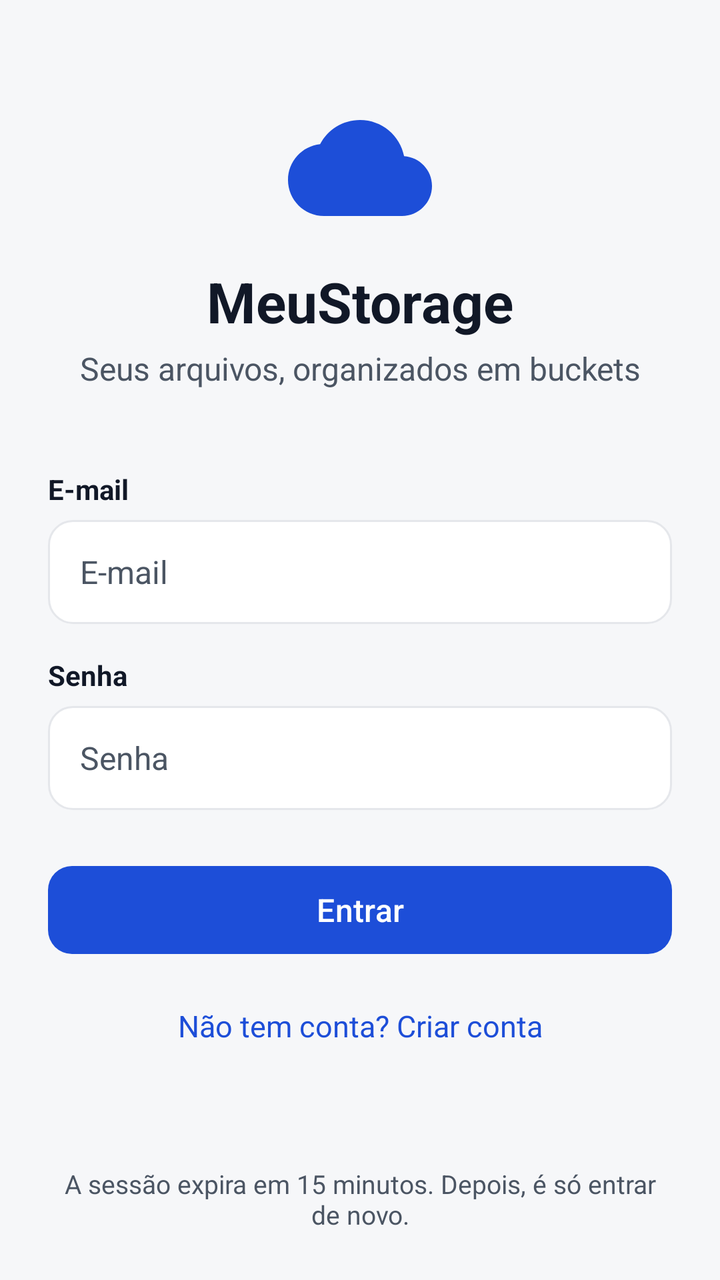
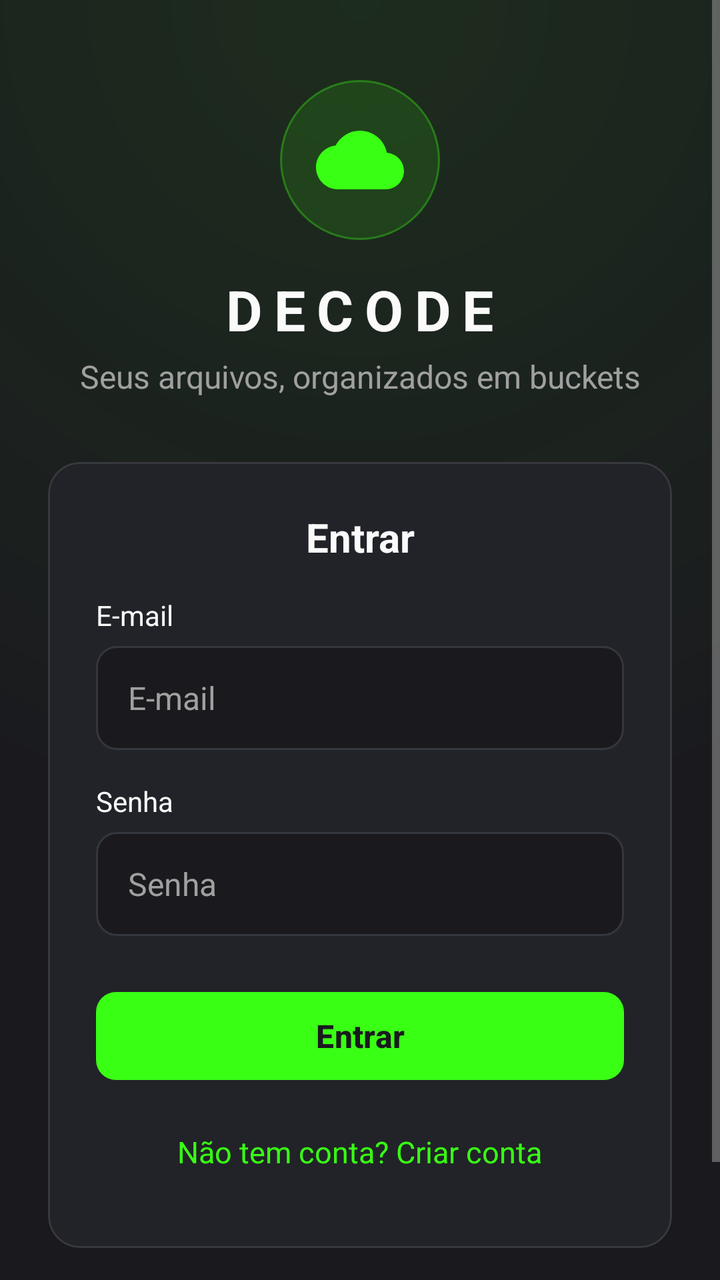

An Android layout rendered at two revisions. The XML below is the earlier revision; the diff shows what the commit changed to produce the second picture.
<!-- AndroidManifest.xml: application theme Theme.MeuStorage -->
<!-- res/layout/activity_login.xml -->
<?xml version="1.0" encoding="utf-8"?>
<androidx.constraintlayout.widget.ConstraintLayout
    xmlns:android="http://schemas.android.com/apk/res/android"
    xmlns:app="http://schemas.android.com/apk/res-auto"
    xmlns:tools="http://schemas.android.com/tools"
    android:id="@+id/main"
    android:layout_width="match_parent"
    android:layout_height="match_parent"
    android:background="@color/fundo"
    tools:context=".LoginActivity">

    <ScrollView
        android:layout_width="0dp"
        android:layout_height="0dp"
        android:fillViewport="true"
        app:layout_constraintBottom_toBottomOf="parent"
        app:layout_constraintEnd_toEndOf="parent"
        app:layout_constraintStart_toStartOf="parent"
        app:layout_constraintTop_toTopOf="parent">

        <androidx.constraintlayout.widget.ConstraintLayout
            android:layout_width="match_parent"
            android:layout_height="wrap_content"
            android:paddingStart="@dimen/margem_tela"
            android:paddingTop="48dp"
            android:paddingEnd="@dimen/margem_tela"
            android:paddingBottom="@dimen/margem_tela">

            <ImageView
                android:id="@+id/imgLogo"
                android:layout_width="72dp"
                android:layout_height="72dp"
                android:contentDescription="@string/cd_logo"
                android:src="@drawable/ic_logo"
                app:layout_constraintEnd_toEndOf="parent"
                app:layout_constraintStart_toStartOf="parent"
                app:layout_constraintTop_toTopOf="parent" />

            <TextView
                android:id="@+id/txtNomeApp"
                android:layout_width="wrap_content"
                android:layout_height="wrap_content"
                android:layout_marginTop="12dp"
                android:text="@string/app_name"
                android:textColor="@color/texto"
                android:textSize="28sp"
                android:textStyle="bold"
                app:layout_constraintEnd_toEndOf="parent"
                app:layout_constraintStart_toStartOf="parent"
                app:layout_constraintTop_toBottomOf="@id/imgLogo" />

            <TextView
                android:id="@+id/txtSubtitulo"
                android:layout_width="wrap_content"
                android:layout_height="wrap_content"
                android:layout_marginTop="4dp"
                android:gravity="center"
                android:text="@string/login_subtitulo"
                android:textColor="@color/texto_secundario"
                android:textSize="16sp"
                app:layout_constraintEnd_toEndOf="parent"
                app:layout_constraintStart_toStartOf="parent"
                app:layout_constraintTop_toBottomOf="@id/txtNomeApp" />

            <TextView
                android:id="@+id/lblEmail"
                style="@style/Rotulo"
                android:layout_width="wrap_content"
                android:layout_height="wrap_content"
                android:layout_marginTop="40dp"
                android:labelFor="@id/edtEmail"
                android:text="@string/campo_email"
                app:layout_constraintStart_toStartOf="@id/edtEmail"
                app:layout_constraintTop_toBottomOf="@id/txtSubtitulo" />

            <EditText
                android:id="@+id/edtEmail"
                style="@style/Campo"
                android:layout_width="0dp"
                android:layout_marginTop="6dp"
                android:autofillHints="emailAddress"
                android:hint="@string/campo_email"
                android:inputType="textEmailAddress"
                app:layout_constraintEnd_toEndOf="parent"
                app:layout_constraintStart_toStartOf="parent"
                app:layout_constraintTop_toBottomOf="@id/lblEmail"
                app:layout_constraintWidth_max="@dimen/largura_max_form" />

            <TextView
                android:id="@+id/lblSenha"
                style="@style/Rotulo"
                android:layout_width="wrap_content"
                android:layout_height="wrap_content"
                android:layout_marginTop="16dp"
                android:labelFor="@id/edtSenha"
                android:text="@string/campo_senha"
                app:layout_constraintStart_toStartOf="@id/edtSenha"
                app:layout_constraintTop_toBottomOf="@id/edtEmail" />

            <EditText
                android:id="@+id/edtSenha"
                style="@style/Campo"
                android:layout_width="0dp"
                android:layout_marginTop="6dp"
                android:autofillHints="password"
                android:hint="@string/campo_senha"
                android:imeOptions="actionDone"
                android:inputType="textPassword"
                app:layout_constraintEnd_toEndOf="parent"
                app:layout_constraintStart_toStartOf="parent"
                app:layout_constraintTop_toBottomOf="@id/lblSenha"
                app:layout_constraintWidth_max="@dimen/largura_max_form" />

            <com.google.android.material.button.MaterialButton
                android:id="@+id/btnEntrar"
                android:layout_width="0dp"
                android:layout_height="@dimen/altura_campo"
                android:layout_marginTop="24dp"
                android:text="@string/botao_entrar"
                android:textSize="16sp"
                app:cornerRadius="@dimen/raio_cartao"
                app:layout_constraintEnd_toEndOf="parent"
                app:layout_constraintStart_toStartOf="parent"
                app:layout_constraintTop_toBottomOf="@id/edtSenha"
                app:layout_constraintWidth_max="@dimen/largura_max_form" />

            <ProgressBar
                android:id="@+id/progressLogin"
                android:layout_width="32dp"
                android:layout_height="32dp"
                android:layout_marginTop="12dp"
                android:visibility="gone"
                app:layout_constraintEnd_toEndOf="parent"
                app:layout_constraintStart_toStartOf="parent"
                app:layout_constraintTop_toBottomOf="@id/btnEntrar" />

            <TextView
                android:id="@+id/txtCriarConta"
                style="@style/Link"
                android:layout_width="wrap_content"
                android:layout_height="wrap_content"
                android:layout_marginTop="8dp"
                android:text="@string/link_criar_conta"
                app:layout_constraintEnd_toEndOf="parent"
                app:layout_constraintStart_toStartOf="parent"
                app:layout_constraintTop_toBottomOf="@id/progressLogin" />

            <TextView
                android:id="@+id/txtRodape"
                android:layout_width="0dp"
                android:layout_height="wrap_content"
                android:layout_marginTop="32dp"
                android:gravity="center"
                android:text="@string/login_rodape"
                android:textColor="@color/texto_secundario"
                android:textSize="13sp"
                app:layout_constraintBottom_toBottomOf="parent"
                app:layout_constraintEnd_toEndOf="parent"
                app:layout_constraintStart_toStartOf="parent"
                app:layout_constraintTop_toBottomOf="@id/txtCriarConta"
                app:layout_constraintVertical_bias="1.0"
                app:layout_constraintWidth_max="@dimen/largura_max_form" />

        </androidx.constraintlayout.widget.ConstraintLayout>
    </ScrollView>

</androidx.constraintlayout.widget.ConstraintLayout>
<!-- resources referenced by this layout -->
<resources>
  <color name="fundo">#F6F7F9</color>
  <color name="texto">#111827</color>
  <color name="texto_secundario">#4B5563</color>
  <dimen name="raio_cartao">12dp</dimen>
  <!-- drawable ic_logo (drawable) -->
  <vector xmlns:android="http://schemas.android.com/apk/res/android"
      android:width="24dp"
      android:height="24dp"
      android:viewportWidth="24"
      android:viewportHeight="24">
      <path
          android:fillColor="@color/azul_primario"
          android:pathData="M19.35,10.04C18.67,6.59 15.64,4 12,4 9.11,4 6.6,5.64 5.35,8.04 2.34,8.36 0,10.91 0,14c0,3.31 2.69,6 6,6h13c2.76,0 5,-2.24 5,-5 0,-2.64 -2.05,-4.78 -4.65,-4.96z" />
  </vector>
  <string name="app_name">MeuStorage</string>
  <string name="cd_logo">Logo do MeuStorage</string>
  <style name="Link">
          <item name="android:minHeight">@dimen/toque_minimo</item>
          <item name="android:gravity">center</item>
          <item name="android:paddingStart">8dp</item>
          <item name="android:paddingEnd">8dp</item>
          <item name="android:textColor">@color/azul_primario</item>
          <item name="android:textSize">15sp</item>
          <item name="android:background">?attr/selectableItemBackground</item>
      </style>
  <style name="Rotulo">
          <item name="android:textColor">@color/texto</item>
          <item name="android:textSize">14sp</item>
          <item name="android:textStyle">bold</item>
      </style>
  <color name="azul_primario">#1D4ED8</color>
  <!-- drawable bg_campo (drawable) -->
  <?xml version="1.0" encoding="utf-8"?>
  <selector xmlns:android="http://schemas.android.com/apk/res/android">
      <item android:state_focused="true">
          <shape android:shape="rectangle">
              <solid android:color="@color/branco" />
              <corners android:radius="@dimen/raio_cartao" />
              <stroke android:width="2dp" android:color="@color/azul_primario" />
          </shape>
      </item>
      <item>
          <shape android:shape="rectangle">
              <solid android:color="@color/branco" />
              <corners android:radius="@dimen/raio_cartao" />
              <stroke android:width="1dp" android:color="@color/borda" />
          </shape>
      </item>
  </selector>
  <style name="Base.Theme.MeuStorage" parent="Theme.Material3.Light.NoActionBar">
          <item name="colorPrimary">@color/azul_primario</item>
          <item name="colorOnPrimary">@color/branco</item>
          <item name="colorPrimaryContainer">@color/azul_claro</item>
          <item name="colorOnPrimaryContainer">@color/azul_primario</item>
          <item name="colorSecondary">@color/azul_primario</item>
          <item name="colorError">@color/vermelho</item>
          <item name="colorSurface">@color/branco</item>
          <item name="colorOnSurface">@color/texto</item>
          <item name="colorOnBackground">@color/texto</item>
          <item name="colorOutline">@color/borda</item>
          <item name="colorControlNormal">@color/texto_secundario</item>
          <item name="android:colorBackground">@color/fundo</item>
          <item name="android:windowBackground">@color/fundo</item>
          <item name="android:windowLightStatusBar">true</item>
          <item name="android:windowLightNavigationBar" tools:targetApi="27">true</item>
      </style>
  <color name="branco">#FFFFFF</color>
  <color name="borda">#E5E7EB</color>
  <color name="azul_claro">#DBEAFE</color>
  <color name="vermelho">#B91C1C</color>
  <!-- unchanged entries left out for length: 12 -->
</resources>

<!-- the commit's change to res/layout/activity_login.xml (unified diff, before → after) -->
@@ -6,7 +6,7 @@
     android:id="@+id/main"
     android:layout_width="match_parent"
     android:layout_height="match_parent"
-    android:background="@color/fundo"
+    android:background="@drawable/bg_fundo_tela"
     tools:context=".LoginActivity">
 
     <ScrollView
@@ -22,36 +22,46 @@
             android:layout_width="match_parent"
             android:layout_height="wrap_content"
             android:paddingStart="@dimen/margem_tela"
-            android:paddingTop="48dp"
+            android:paddingTop="40dp"
             android:paddingEnd="@dimen/margem_tela"
             android:paddingBottom="@dimen/margem_tela">
 
-            <ImageView
-                android:id="@+id/imgLogo"
-                android:layout_width="72dp"
-                android:layout_height="72dp"
-                android:contentDescription="@string/cd_logo"
-                android:src="@drawable/ic_logo"
+            
+            <FrameLayout
+                android:id="@+id/molduraLogo"
+                android:layout_width="80dp"
+                android:layout_height="80dp"
+                android:background="@drawable/bg_circulo_verde"
                 app:layout_constraintEnd_toEndOf="parent"
                 app:layout_constraintStart_toStartOf="parent"
-                app:layout_constraintTop_toTopOf="parent" />
+                app:layout_constraintTop_toTopOf="parent">
+
+                <ImageView
+                    android:id="@+id/imgLogo"
+                    android:layout_width="44dp"
+                    android:layout_height="44dp"
+                    android:layout_gravity="center"
+                    android:contentDescription="@string/cd_logo"
+                    android:src="@drawable/ic_logo" />
+            </FrameLayout>
 
             <TextView
                 android:id="@+id/txtNomeApp"
                 android:layout_width="wrap_content"
                 android:layout_height="wrap_content"
-                android:layout_marginTop="12dp"
+                android:layout_marginTop="16dp"
+                android:letterSpacing="0.2"
                 android:text="@string/app_name"
                 android:textColor="@color/texto"
                 android:textSize="28sp"
                 android:textStyle="bold"
                 app:layout_constraintEnd_toEndOf="parent"
                 app:layout_constraintStart_toStartOf="parent"
-                app:layout_constraintTop_toBottomOf="@id/imgLogo" />
+                app:layout_constraintTop_toBottomOf="@id/molduraLogo" />
 
             <TextView
                 android:id="@+id/txtSubtitulo"
-                android:layout_width="wrap_content"
+                android:layout_width="0dp"
                 android:layout_height="wrap_content"
                 android:layout_marginTop="4dp"
                 android:gravity="center"
@@ -60,96 +70,105 @@
                 android:textSize="16sp"
                 app:layout_constraintEnd_toEndOf="parent"
                 app:layout_constraintStart_toStartOf="parent"
-                app:layout_constraintTop_toBottomOf="@id/txtNomeApp" />
+                app:layout_constraintTop_toBottomOf="@id/txtNomeApp"
+                app:layout_constraintWidth_max="@dimen/largura_max_form" />
 
-            <TextView
-                android:id="@+id/lblEmail"
-                style="@style/Rotulo"
-                android:layout_width="wrap_content"
+            
+            <com.google.android.material.card.MaterialCardView
+                android:id="@+id/cardFormulario"
+                style="@style/CartaoVidro"
+                android:layout_width="0dp"
                 android:layout_height="wrap_content"
-                android:layout_marginTop="40dp"
-                android:labelFor="@id/edtEmail"
-                android:text="@string/campo_email"
-                app:layout_constraintStart_toStartOf="@id/edtEmail"
-                app:layout_constraintTop_toBottomOf="@id/txtSubtitulo" />
-
-            <EditText
-                android:id="@+id/edtEmail"
-                style="@style/Campo"
-                android:layout_width="0dp"
-                android:layout_marginTop="6dp"
-                android:autofillHints="emailAddress"
-                android:hint="@string/campo_email"
-                android:inputType="textEmailAddress"
+                android:layout_marginTop="32dp"
                 app:layout_constraintEnd_toEndOf="parent"
                 app:layout_constraintStart_toStartOf="parent"
-                app:layout_constraintTop_toBottomOf="@id/lblEmail"
-                app:layout_constraintWidth_max="@dimen/largura_max_form" />
+                app:layout_constraintTop_toBottomOf="@id/txtSubtitulo"
+                app:layout_constraintWidth_max="@dimen/largura_max_form">
 
-            <TextView
-                android:id="@+id/lblSenha"
-                style="@style/Rotulo"
-                android:layout_width="wrap_content"
-                android:layout_height="wrap_content"
-                android:layout_marginTop="16dp"
-                android:labelFor="@id/edtSenha"
-                android:text="@string/campo_senha"
-                app:layout_constraintStart_toStartOf="@id/edtSenha"
-                app:layout_constraintTop_toBottomOf="@id/edtEmail" />
+                <LinearLayout
+                    android:layout_width="match_parent"
+                    android:layout_height="wrap_content"
+                    android:orientation="vertical"
+                    android:padding="@dimen/margem_tela">
 
-            <EditText
-                android:id="@+id/edtSenha"
-                style="@style/Campo"
-                android:layout_width="0dp"
-                android:layout_marginTop="6dp"
-                android:autofillHints="password"
-                android:hint="@string/campo_senha"
-                android:imeOptions="actionDone"
-                android:inputType="textPassword"
-                app:layout_constraintEnd_toEndOf="parent"
-                app:layout_constraintStart_toStartOf="parent"
-                app:layout_constraintTop_toBottomOf="@id/lblSenha"
-                app:layout_constraintWidth_max="@dimen/largura_max_form" />
+                    <TextView
+                        android:layout_width="match_parent"
+                        android:layout_height="wrap_content"
+                        android:layout_marginBottom="16dp"
+                        android:gravity="center"
+                        android:text="@string/login_titulo_cartao"
+                        android:textColor="@color/texto"
+                        android:textSize="20sp"
+                        android:textStyle="bold" />
 
-            <com.google.android.material.button.MaterialButton
-                android:id="@+id/btnEntrar"
-                android:layout_width="0dp"
-                android:layout_height="@dimen/altura_campo"
-                android:layout_marginTop="24dp"
-                android:text="@string/botao_entrar"
-                android:textSize="16sp"
-                app:cornerRadius="@dimen/raio_cartao"
-                app:layout_constraintEnd_toEndOf="parent"
-                app:layout_constraintStart_toStartOf="parent"
-                app:layout_constraintTop_toBottomOf="@id/edtSenha"
-                app:layout_constraintWidth_max="@dimen/largura_max_form" />
+                    <TextView
+                        android:id="@+id/lblEmail"
+                        style="@style/Rotulo"
+                        android:layout_width="wrap_content"
+                        android:layout_height="wrap_content"
+                        android:labelFor="@id/edtEmail"
+                        android:text="@string/campo_email" />
 
-            <ProgressBar
-                android:id="@+id/progressLogin"
-                android:layout_width="32dp"
-                android:layout_height="32dp"
-                android:layout_marginTop="12dp"
-                android:visibility="gone"
-                app:layout_constraintEnd_toEndOf="parent"
-                app:layout_constraintStart_toStartOf="parent"
-                app:layout_constraintTop_toBottomOf="@id/btnEntrar" />
+                    <EditText
+                        android:id="@+id/edtEmail"
+                        style="@style/Campo"
+                        android:layout_width="match_parent"
+                        android:layout_marginTop="6dp"
+                        android:autofillHints="emailAddress"
+                        android:hint="@string/campo_email"
+                        android:inputType="textEmailAddress" />
 
-            <TextView
-                android:id="@+id/txtCriarConta"
-                style="@style/Link"
-                android:layout_width="wrap_content"
-                android:layout_height="wrap_content"
-                android:layout_marginTop="8dp"
-                android:text="@string/link_criar_conta"
-                app:layout_constraintEnd_toEndOf="parent"
-                app:layout_constraintStart_toStartOf="parent"
-                app:layout_constraintTop_toBottomOf="@id/progressLogin" />
+                    <TextView
+                        android:id="@+id/lblSenha"
+                        style="@style/Rotulo"
+                        android:layout_width="wrap_content"
+                        android:layout_height="wrap_content"
+                        android:layout_marginTop="16dp"
+                        android:labelFor="@id/edtSenha"
+                        android:text="@string/campo_senha" />
+
+                    <EditText
+                        android:id="@+id/edtSenha"
+                        style="@style/Campo"
+                        android:layout_width="match_parent"
+                        android:layout_marginTop="6dp"
+                        android:autofillHints="password"
+                        android:hint="@string/campo_senha"
+                        android:imeOptions="actionDone"
+                        android:inputType="textPassword" />
+
+                    <com.google.android.material.button.MaterialButton
+                        android:id="@+id/btnEntrar"
+                        style="@style/BotaoPrimario"
+                        android:layout_width="match_parent"
+                        android:layout_marginTop="24dp"
+                        android:text="@string/botao_entrar" />
+
+                    <ProgressBar
+                        android:id="@+id/progressLogin"
+                        android:layout_width="32dp"
+                        android:layout_height="32dp"
+                        android:layout_gravity="center_horizontal"
+                        android:layout_marginTop="12dp"
+                        android:indeterminateTint="@color/acento"
+                        android:visibility="gone" />
+
+                    <TextView
+                        android:id="@+id/txtCriarConta"
+                        style="@style/Link"
+                        android:layout_width="wrap_content"
+                        android:layout_height="wrap_content"
+                        android:layout_gravity="center_horizontal"
+                        android:layout_marginTop="8dp"
+                        android:text="@string/link_criar_conta" />
+                </LinearLayout>
+            </com.google.android.material.card.MaterialCardView>
 
             <TextView
                 android:id="@+id/txtRodape"
                 android:layout_width="0dp"
                 android:layout_height="wrap_content"
-                android:layout_marginTop="32dp"
+                android:layout_marginTop="24dp"
                 android:gravity="center"
                 android:text="@string/login_rodape"
                 android:textColor="@color/texto_secundario"
@@ -157,7 +176,7 @@
                 app:layout_constraintBottom_toBottomOf="parent"
                 app:layout_constraintEnd_toEndOf="parent"
                 app:layout_constraintStart_toStartOf="parent"
-                app:layout_constraintTop_toBottomOf="@id/txtCriarConta"
+                app:layout_constraintTop_toBottomOf="@id/cardFormulario"
                 app:layout_constraintVertical_bias="1.0"
                 app:layout_constraintWidth_max="@dimen/largura_max_form" />
 
<!-- resource entries referenced after the edit -->
@@ -1,9 +1,36 @@
 <!-- resources referenced by this layout -->
 <resources>
-  <color name="fundo">#F6F7F9</color>
-  <color name="texto">#111827</color>
-  <color name="texto_secundario">#4B5563</color>
-  <dimen name="raio_cartao">12dp</dimen>
+  <color name="acento">#39FF14</color>
+  <color name="fundo">#1A1A1E</color>
+  <color name="texto_sobre_acento">#1A1A1E</color>
+  <dimen name="raio_botao">10dp</dimen>
+  <color name="texto">#FAFAFA</color>
+  <color name="texto_secundario">#A0A0A0</color>
+  <!-- drawable bg_circulo_verde (drawable) -->
+  <?xml version="1.0" encoding="utf-8"?>
+  <shape xmlns:android="http://schemas.android.com/apk/res/android"
+      android:shape="oval">
+      <solid android:color="@color/acento_fundo" />
+      <stroke android:width="1dp" android:color="#5939FF14" />
+  </shape>
+  <!-- drawable bg_fundo_tela (drawable) -->
+  <?xml version="1.0" encoding="utf-8"?>
+  <layer-list xmlns:android="http://schemas.android.com/apk/res/android">
+      <item android:drawable="@color/fundo" />
+      <item>
+          <shape android:shape="rectangle">
+              <gradient
+                  android:type="radial"
+                  android:centerX="0.5"
+                  android:centerY="0"
+                  android:gradientRadius="420dp"
+                  android:startColor="#1439FF14"
+                  android:endColor="#0039FF14" />
+          </shape>
+      </item>
+  </layer-list>
+  <dimen name="raio_cartao">16dp</dimen>
+  <color name="borda_suave">#1AFFFFFF</color>
   <!-- drawable ic_logo (drawable) -->
   <vector xmlns:android="http://schemas.android.com/apk/res/android"
       android:width="24dp"
@@ -11,65 +38,94 @@
       android:viewportWidth="24"
       android:viewportHeight="24">
       <path
-          android:fillColor="@color/azul_primario"
+          android:fillColor="@color/acento"
           android:pathData="M19.35,10.04C18.67,6.59 15.64,4 12,4 9.11,4 6.6,5.64 5.35,8.04 2.34,8.36 0,10.91 0,14c0,3.31 2.69,6 6,6h13c2.76,0 5,-2.24 5,-5 0,-2.64 -2.05,-4.78 -4.65,-4.96z" />
   </vector>
-  <string name="app_name">MeuStorage</string>
-  <string name="cd_logo">Logo do MeuStorage</string>
+  <string name="app_name">DECODE</string>
+  <string name="cd_logo">Logo do DECODE</string>
+  <string name="login_titulo_cartao">Entrar</string>
+  <style name="BotaoPrimario" parent="Widget.Material3.Button">
+          <item name="android:layout_height">@dimen/altura_campo</item>
+          <item name="android:textSize">16sp</item>
+          <item name="android:textStyle">bold</item>
+          <item name="backgroundTint">@color/acento</item>
+          <item name="android:textColor">@color/texto_sobre_acento</item>
+          <item name="iconTint">@color/texto_sobre_acento</item>
+          <item name="cornerRadius">@dimen/raio_botao</item>
+      </style>
+  <style name="CartaoVidro" parent="Widget.Material3.CardView.Filled">
+          <item name="cardBackgroundColor">@color/cartao</item>
+          <item name="cardCornerRadius">@dimen/raio_cartao</item>
+          <item name="cardElevation">0dp</item>
+          <item name="strokeColor">@color/borda_suave</item>
+          <item name="strokeWidth">1dp</item>
+      </style>
   <style name="Link">
           <item name="android:minHeight">@dimen/toque_minimo</item>
           <item name="android:gravity">center</item>
           <item name="android:paddingStart">8dp</item>
           <item name="android:paddingEnd">8dp</item>
-          <item name="android:textColor">@color/azul_primario</item>
+          <item name="android:textColor">@color/acento</item>
           <item name="android:textSize">15sp</item>
           <item name="android:background">?attr/selectableItemBackground</item>
       </style>
   <style name="Rotulo">
           <item name="android:textColor">@color/texto</item>
           <item name="android:textSize">14sp</item>
-          <item name="android:textStyle">bold</item>
       </style>
-  <color name="azul_primario">#1D4ED8</color>
+  <color name="acento_fundo">#1F39FF14</color>
   <!-- drawable bg_campo (drawable) -->
   <?xml version="1.0" encoding="utf-8"?>
   <selector xmlns:android="http://schemas.android.com/apk/res/android">
       <item android:state_focused="true">
           <shape android:shape="rectangle">
-              <solid android:color="@color/branco" />
-              <corners android:radius="@dimen/raio_cartao" />
-              <stroke android:width="2dp" android:color="@color/azul_primario" />
+              <solid android:color="@color/fundo" />
+              <corners android:radius="@dimen/raio_campo" />
+              <stroke android:width="2dp" android:color="@color/acento" />
           </shape>
       </item>
       <item>
           <shape android:shape="rectangle">
-              <solid android:color="@color/branco" />
-              <corners android:radius="@dimen/raio_cartao" />
+              <solid android:color="@color/fundo" />
+              <corners android:radius="@dimen/raio_campo" />
               <stroke android:width="1dp" android:color="@color/borda" />
           </shape>
       </item>
   </selector>
-  <style name="Base.Theme.MeuStorage" parent="Theme.Material3.Light.NoActionBar">
-          <item name="colorPrimary">@color/azul_primario</item>
-          <item name="colorOnPrimary">@color/branco</item>
-          <item name="colorPrimaryContainer">@color/azul_claro</item>
-          <item name="colorOnPrimaryContainer">@color/azul_primario</item>
-          <item name="colorSecondary">@color/azul_primario</item>
-          <item name="colorError">@color/vermelho</item>
-          <item name="colorSurface">@color/branco</item>
+  <color name="cartao">#212328</color>
+  <style name="Base.Theme.MeuStorage" parent="Theme.Material3.Dark.NoActionBar">
+          <item name="colorPrimary">@color/acento</item>
+          <item name="colorOnPrimary">@color/texto_sobre_acento</item>
+          <item name="colorPrimaryContainer">@color/acento_fundo</item>
+          <item name="colorOnPrimaryContainer">@color/acento</item>
+          <item name="colorSecondary">@color/acento</item>
+          <item name="colorOnSecondary">@color/texto_sobre_acento</item>
+          <item name="colorSecondaryContainer">@color/acento_fundo</item>
+          <item name="colorOnSecondaryContainer">@color/acento</item>
+          <item name="colorError">@color/erro</item>
+          <item name="colorSurface">@color/cartao</item>
+          <item name="colorSurfaceContainer">@color/cartao</item>
+          <item name="colorSurfaceContainerHigh">@color/cartao</item>
+          <item name="colorSurfaceContainerHighest">@color/cartao_claro</item>
           <item name="colorOnSurface">@color/texto</item>
+          <item name="colorOnSurfaceVariant">@color/texto_secundario</item>
           <item name="colorOnBackground">@color/texto</item>
           <item name="colorOutline">@color/borda</item>
+          <item name="colorOutlineVariant">@color/borda</item>
           <item name="colorControlNormal">@color/texto_secundario</item>
+          
+          <item name="colorSurfaceInverse">@color/cartao_claro</item>
+          <item name="colorOnSurfaceInverse">@color/texto</item>
+          <item name="colorPrimaryInverse">@color/acento</item>
           <item name="android:colorBackground">@color/fundo</item>
           <item name="android:windowBackground">@color/fundo</item>
-          <item name="android:windowLightStatusBar">true</item>
-          <item name="android:windowLightNavigationBar" tools:targetApi="27">true</item>
+          <item name="android:windowLightStatusBar">false</item>
+          <item name="android:windowLightNavigationBar" tools:targetApi="27">false</item>
       </style>
-  <color name="branco">#FFFFFF</color>
-  <color name="borda">#E5E7EB</color>
-  <color name="azul_claro">#DBEAFE</color>
-  <color name="vermelho">#B91C1C</color>
+  <dimen name="raio_campo">10dp</dimen>
+  <color name="borda">#34373E</color>
+  <color name="erro">#EF476A</color>
+  <color name="cartao_claro">#2A2D33</color>
   <!-- unchanged entries left out for length: 12 -->
 </resources>
 
